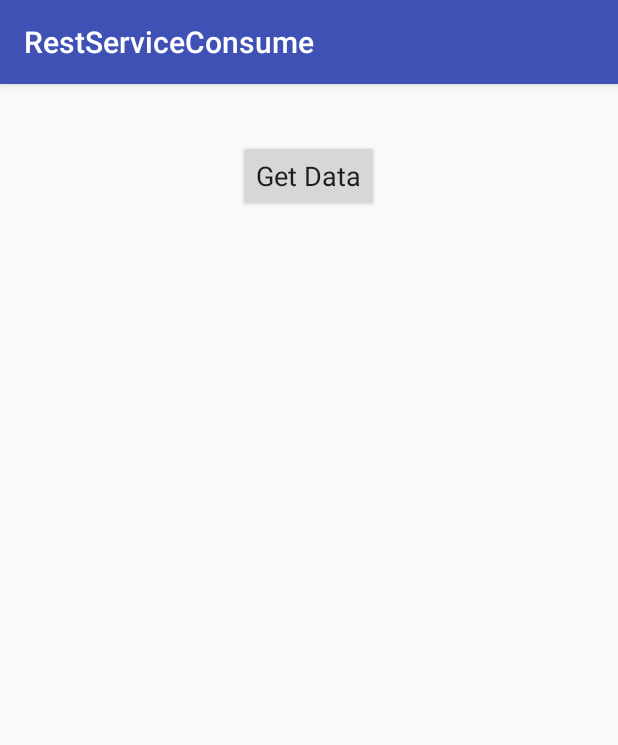
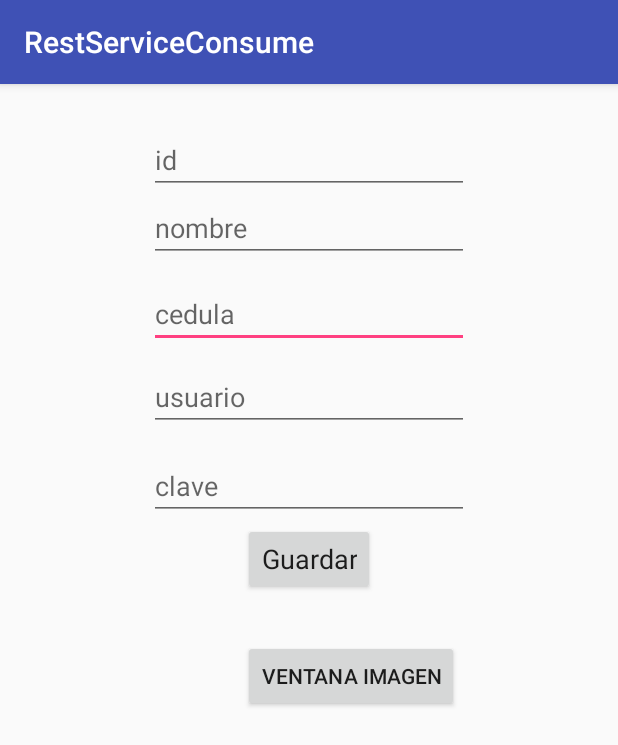
Before and after one commit to johnfe66/RestServiceConsume, an Android app: the screen it shows after launch (MainActivity), on a phone screen of 412 x 824 dp. Shown: the top 745 px of the screen. Run offline under Robolectric (Android 15) with nearby library versions, the phone set to English and light mode, and no system bars.

Commit message:
clase miercoles

```diff
--- a/app/src/main/AndroidManifest.xml
+++ b/app/src/main/AndroidManifest.xml
@@ -1,7 +1,8 @@
 <?xml version="1.0" encoding="utf-8"?>
 <manifest xmlns:android="http://schemas.android.com/apk/res/android"
     package="com.johnfe.restserviceconsume">
-    <uses-permission android:name="android.permission.INTERNET"/>
+
+    <uses-permission android:name="android.permission.INTERNET" />
 
     <application
         android:allowBackup="true"
@@ -16,7 +17,7 @@
                 <category android:name="android.intent.category.LAUNCHER" />
             </intent-filter>
         </activity>
+        <activity android:name=".Imagen"></activity>
     </application>
 
-
 </manifest>
--- a/app/src/main/java/com/johnfe/restserviceconsume/MainActivity.java
+++ b/app/src/main/java/com/johnfe/restserviceconsume/MainActivity.java
@@ -1,11 +1,15 @@
 package com.johnfe.restserviceconsume;
 
+import android.app.ProgressDialog;
+import android.content.Intent;
 import android.os.AsyncTask;
 import android.os.Bundle;
 import android.support.v7.app.AppCompatActivity;
 import android.view.View;
 import android.widget.Button;
+import android.widget.EditText;
 import android.widget.TextView;
+import android.widget.Toast;
 
 
 import org.json.JSONArray;
@@ -25,29 +29,68 @@ import static com.johnfe.restserviceconsume.R.layout.activity_main;
 public class MainActivity extends AppCompatActivity {
 
     private Button btnGetData;
-    private TextView txtNombre;
-    private TextView txtId;
+    private Button btnImagen;
+    private EditText txtNombre;
+    private EditText txtId;
+    private EditText txtClave;
+    private EditText txtUsuario;
+    private EditText txtCedula;
+
 
     @Override
     protected void onCreate(Bundle savedInstanceState) {
         super.onCreate(savedInstanceState);
         setContentView(activity_main);
 
-        txtId=(TextView) findViewById(R.id.tvId);
-        txtNombre=(TextView) findViewById(R.id.tvNombre);
+
+        txtNombre=(EditText) findViewById(R.id.txtnombre);
+        txtCedula=(EditText) findViewById(R.id.txtcedula);
+        txtUsuario=(EditText) findViewById(R.id.txtusuario);
+        txtClave=(EditText) findViewById(R.id.txtclave);
+        txtId=(EditText) findViewById(R.id.txtid);
         btnGetData=(Button) findViewById(R.id.btnGetData);
+        btnImagen=(Button) findViewById(R.id.btnImagen);
 
+        btnImagen.setOnClickListener(new View.OnClickListener() {
+            @Override
+            public void onClick(View v) {
+
+                Intent intent = new Intent(MainActivity.this,Imagen.class);
+                startActivity(intent);
+
+            }
+        });
         btnGetData.setOnClickListener(new View.OnClickListener() {
             @Override
             public void onClick(View v) {
-                new JsonTask().execute("http://54.244.201.82:8080/RestfulService/servicios/servicios/user");
 
+                /*new InsertData().execute("http://54.244.201.82:8080/RestfulService2/serviciosRest/usuario/nuevoUsuario"
+                        +"?nombre="+txtNombre.getText()
+                        +"&usuario="+txtUsuario.getText()
+                        +"&clave="+txtClave.getText()
+                        +"&cedula="+txtCedula.getText()
+                        +"&id="+txtId.getText(),"hola soy el parametro 1"
+
+                );*/
+                new InsertData().execute("http://54.244.201.82:8080/RestfulService2/serviciosRest/usuario/listaUsuarios"
+                        ,"hola soy el parametro 2"
+
+                );
             }
         });
     }
 
-    public class JsonTask extends AsyncTask<String,String,String>{
+    public class InsertData extends AsyncTask<String,String,String>{
 
+        private ProgressDialog progreso;
+
+        @Override protected void onPreExecute() {
+            progreso = new ProgressDialog(MainActivity.this);
+            progreso.setMessage("insertando datos...");
+            progreso.setCancelable(false);
+            progreso.show();
+
+        }
         @Override
         protected String doInBackground(String... params) {
             HttpURLConnection connection=null;
@@ -55,6 +98,7 @@ public class MainActivity extends AppCompatActivity {
 
             try {
                 URL url = new URL(params[0]);
+                System.out.println(params[1]);
                 connection = (HttpURLConnection) url.openConnection();
 
                 connection.connect();
@@ -73,15 +117,24 @@ public class MainActivity extends AppCompatActivity {
                 }
                 System.out.println(buffer.toString());
 
-                String finalJson = buffer.toString();
+                String respuestaJson = buffer.toString();
 
-                JSONObject parentObject = new JSONObject(finalJson);
-                String nombre = parentObject.getString("name");
+              //  JSONObject jsonRespuesta = new JSONObject(respuestaJson);
+                //String mensaje = jsonRespuesta.getString("id");
 
-                 String id = parentObject.getString("id");
 
-                return nombre+"-"+id;
+                JSONArray jsonList = new JSONArray(respuestaJson);
+                for (int i = 0; i < jsonList.length(); ++i){
 
+                    JSONObject registro = jsonList.getJSONObject(i);
+                    //System.out.println(registro.getString("nombre"));
+                    System.out.println(registro.getString("id"));
+                }
+
+
+
+                //return mensaje;
+                return "hola";
 
 
 
@@ -111,10 +164,11 @@ public class MainActivity extends AppCompatActivity {
         }
 
         @Override
-        protected void onPostExecute(String result) {
-            super.onPostExecute(result);
-            txtId.setText("hola");
-            txtNombre.setText(result);
+        protected void onPostExecute(String mensaje) {
+            progreso.dismiss();
+            super.onPostExecute(mensaje);
+            Toast.makeText(MainActivity.this,"Termine", Toast.LENGTH_SHORT).show();
+
         }
     }
 }
--- a/app/src/main/res/layout/activity_main.xml
+++ b/app/src/main/res/layout/activity_main.xml
@@ -10,29 +10,81 @@
     android:paddingTop="@dimen/activity_vertical_margin"
     tools:context="com.johnfe.restserviceconsume.MainActivity">
 
-    <Button
-        android:text="Get Data"
+    <EditText
         android:layout_width="wrap_content"
         android:layout_height="wrap_content"
+        android:inputType="textPersonName"
+        android:text=""
+        android:ems="10"
+        android:layout_below="@+id/txtnombre"
+        android:layout_alignEnd="@+id/txtnombre"
+        android:layout_marginTop="12dp"
+        android:id="@+id/txtcedula"
+        android:hint="cedula" />
+
+    <EditText
+        android:layout_width="wrap_content"
+        android:layout_height="wrap_content"
+        android:inputType="textPersonName"
+        android:text=""
+        android:ems="10"
+        android:layout_below="@+id/txtcedula"
+        android:layout_alignStart="@+id/txtcedula"
+        android:layout_marginTop="10dp"
+        android:id="@+id/txtusuario"
+        android:hint="usuario" />
+
+    <Button
+        android:text="Guardar"
+        android:layout_width="wrap_content"
+        android:layout_height="wrap_content"
+        android:id="@+id/btnGetData"
+        android:textAppearance="@android:style/TextAppearance.Holo.SearchResult.Title"
+        android:layout_below="@+id/txtusuario"
+        android:layout_centerHorizontal="true"
+        android:layout_marginTop="61dp" />
+
+    <EditText
+        android:layout_width="wrap_content"
+        android:layout_height="wrap_content"
+        android:inputType="textPersonName"
+        android:text=""
+        android:ems="10"
+        android:layout_below="@+id/txtusuario"
+        android:layout_alignStart="@+id/txtusuario"
+        android:layout_marginTop="14dp"
+        android:id="@+id/txtclave"
+        android:hint="clave" />
+
+    <EditText
+        android:layout_width="wrap_content"
+        android:layout_height="wrap_content"
+        android:inputType="textPersonName"
+        android:ems="10"
+        android:layout_marginTop="12dp"
+        android:id="@+id/txtid"
         android:layout_alignParentTop="true"
         android:layout_centerHorizontal="true"
-        android:layout_marginTop="21dp"
-        android:id="@+id/btnGetData"
-        android:textAppearance="@android:style/TextAppearance.Holo.SearchResult.Title" />
+        android:hint="@string/id" />
 
-    <TextView
-        android:layout_width="match_parent"
+    <EditText
+        android:layout_width="wrap_content"
         android:layout_height="wrap_content"
-        android:layout_marginTop="20dp"
-        android:id="@+id/tvNombre"
-        android:layout_below="@+id/tvId"
-        android:layout_alignParentEnd="true" />
+        android:inputType="textPersonName"
+        android:text=""
+        android:ems="10"
+        android:id="@+id/txtnombre"
+        android:hint="nombre"
+        android:layout_below="@+id/txtid"
+        android:layout_alignStart="@+id/txtid" />
 
-    <TextView
-        android:layout_width="match_parent"
+    <Button
+        android:text="ventana imagen"
+        android:layout_width="wrap_content"
         android:layout_height="wrap_content"
-        android:id="@+id/tvId"
         android:layout_below="@+id/btnGetData"
-        android:layout_alignParentEnd="true" />
+        android:layout_alignStart="@+id/btnGetData"
+        android:layout_marginTop="30dp"
+        android:id="@+id/btnImagen" />
 
 </RelativeLayout>
--- a/app/src/main/res/values/dimens.xml
+++ b/app/src/main/res/values/dimens.xml
@@ -2,4 +2,5 @@
     <!-- Default screen margins, per the Android Design guidelines. -->
     <dimen name="activity_horizontal_margin">16dp</dimen>
     <dimen name="activity_vertical_margin">16dp</dimen>
+    <dimen name="fab_margin">16dp</dimen>
 </resources>
--- a/app/src/main/res/values/strings.xml
+++ b/app/src/main/res/values/strings.xml
@@ -1,3 +1,5 @@
 <resources>
     <string name="app_name">RestServiceConsume</string>
+    <string name="id">id</string>
+    <string name="title_activity_imagen">Imagen</string>
 </resources>
```
Also changed, not shown: app/build.gradle (+6 -1 lines), app/src/main/java/com/johnfe/restserviceconsume/Imagen.java (added, +117 -0 lines), app/src/main/res/layout/activity_imagen.xml (added, +33 -0 lines), app/src/main/res/values-v21/styles.xml (added, +9 -0 lines), app/src/main/res/values/styles.xml (+9 -0 lines).
